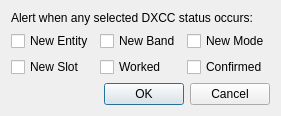
Qt form ui/AlertRuleLogStatusDialog.ui (foldynl/QLog) before a commit.
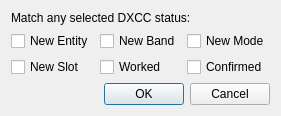
The same form after that commit.

Commit message: DXC WSJTX: Reworked DXCC Status filter setting

Patch:
```diff
--- a/ui/AlertRuleLogStatusDialog.ui
+++ b/ui/AlertRuleLogStatusDialog.ui
@@ -9,7 +9,7 @@
    <item>
     <widget class="QLabel" name="statusLabel">
      <property name="text">
-      <string>Alert when any selected DXCC status occurs:</string>
+      <string>Match any selected DXCC status:</string>
      </property>
     </widget>
    </item>
```
The commit also changes 33 other files.
